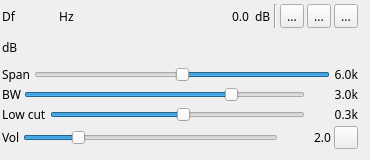
Before: the Qt Designer form plugins/channelrx/demodssb/ssbdemodgui.ui in f4exb/sdrangel, drawn with Qt 5.
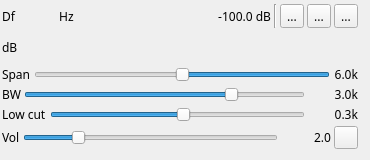
After: the same form once the commit is applied. Icons and pictures are not drawn. Custom widgets are drawn as their Qt base class.

Commit message: All mod and demod plugins: try to fix channel power display

Patch:
```diff
--- a/plugins/channelrx/demodssb/ssbdemodgui.ui
+++ b/plugins/channelrx/demodssb/ssbdemodgui.ui
@@ -139,9 +139,13 @@
        </spacer>
       </item>
       <item>
-       <layout class="QHBoxLayout" name="channelPoweLayout">
-        <item>
          <widget class="QLabel" name="channelPower">
+        <property name="minimumSize">
+         <size>
+          <width>60</width>
+          <height>0</height>
+         </size>
+        </property>
           <property name="toolTip">
            <string>Channel power</string>
           </property>
@@ -149,24 +153,22 @@
            <enum>Qt::RightToLeft</enum>
           </property>
           <property name="text">
-           <string>0.0</string>
-          </property>
-         </widget>
-        </item>
-        <item>
-         <widget class="QLabel" name="channelPowerUnits">
-          <property name="text">
-           <string> dB</string>
+         <string>-100.0 dB</string>
+        </property>
+        <property name="alignment">
+         <set>Qt::AlignRight|Qt::AlignTrailing|Qt::AlignVCenter</set>
           </property>
          </widget>
         </item>
         <item>
-         <widget class="Line" name="audioVLine">
+       <widget class="Line" name="line">
           <property name="orientation">
            <enum>Qt::Vertical</enum>
           </property>
          </widget>
         </item>
+      <item>
+       <layout class="QHBoxLayout" name="audioOptionsLayout">
         <item>
          <widget class="QToolButton" name="audioBinaural">
           <property name="toolTip">
```
Lines whose indentation alone changed are shown as unchanged. The commit also changes 17 other files.
